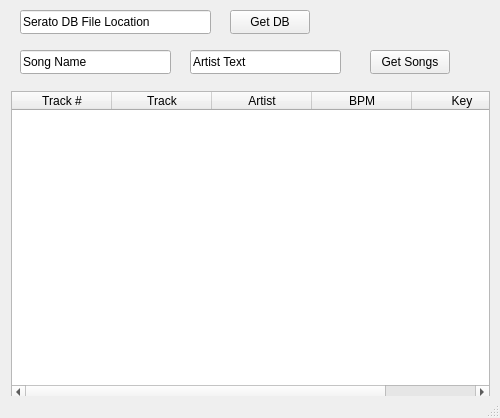
Old version of the form oscillator.ui in the repository mattnits/Oscillator-Desktop.
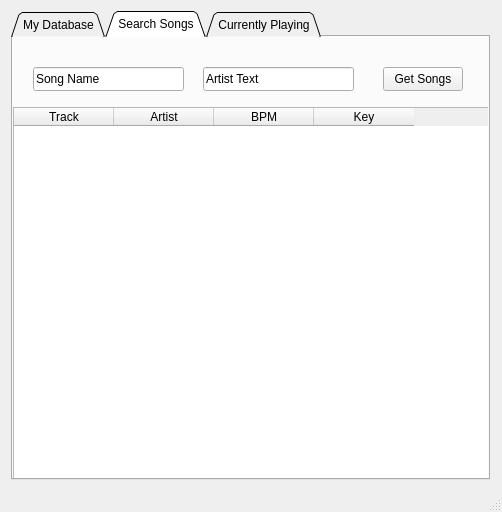
New version of the form.

```diff
--- a/oscillator.ui
+++ b/oscillator.ui
@@ -6,8 +6,8 @@
    <rect>
     <x>0</x>
     <y>0</y>
-    <width>500</width>
-    <height>418</height>
+    <width>502</width>
+    <height>512</height>
    </rect>
   </property>
   <property name="windowTitle">
@@ -18,19 +18,33 @@
     <property name="geometry">
      <rect>
       <x>0</x>
-      <y>80</y>
+      <y>0</y>
       <width>501</width>
-      <height>331</height>
+      <height>491</height>
      </rect>
     </property>
     <layout class="QVBoxLayout" name="verticalLayout">
      <item>
-      <widget class="QTableWidget" name="tableWidget">
-       <column>
-        <property name="text">
-         <string>Track #</string>
-        </property>
-       </column>
+      <widget class="QTabWidget" name="tabWidget">
+       <property name="tabShape">
+        <enum>QTabWidget::Triangular</enum>
+       </property>
+       <property name="currentIndex">
+        <number>1</number>
+       </property>
+       <widget class="QWidget" name="tab">
+        <attribute name="title">
+         <string>My Database</string>
+        </attribute>
+        <widget class="QTableWidget" name="songTable">
+         <property name="geometry">
+          <rect>
+           <x>0</x>
+           <y>110</y>
+           <width>499</width>
+           <height>351</height>
+          </rect>
+         </property>
        <column>
         <property name="text">
          <string>Track</string>
@@ -51,28 +65,12 @@
          <string>Key</string>
         </property>
        </column>
-      </widget>
-     </item>
-    </layout>
-   </widget>
-   <widget class="QPushButton" name="dbFileButton">
-    <property name="geometry">
-     <rect>
-      <x>230</x>
-      <y>10</y>
-      <width>80</width>
-      <height>24</height>
-     </rect>
-    </property>
-    <property name="text">
-     <string>Get DB</string>
-    </property>
    </widget>
    <widget class="QLineEdit" name="dbFileText">
     <property name="geometry">
      <rect>
       <x>20</x>
-      <y>10</y>
+           <y>20</y>
       <width>191</width>
       <height>24</height>
      </rect>
@@ -87,11 +85,72 @@
      <number>100</number>
     </property>
    </widget>
+        <widget class="QPushButton" name="dbOpenFile">
+         <property name="geometry">
+          <rect>
+           <x>240</x>
+           <y>20</y>
+           <width>80</width>
+           <height>24</height>
+          </rect>
+         </property>
+         <property name="text">
+          <string>Open File</string>
+         </property>
+        </widget>
+        <widget class="QPushButton" name="dbFileButton">
+         <property name="geometry">
+          <rect>
+           <x>390</x>
+           <y>20</y>
+           <width>80</width>
+           <height>24</height>
+          </rect>
+         </property>
+         <property name="text">
+          <string>Get DB</string>
+         </property>
+        </widget>
+       </widget>
+       <widget class="QWidget" name="tab_2">
+        <attribute name="title">
+         <string>Search Songs</string>
+        </attribute>
+        <widget class="QTableWidget" name="searchTable">
+         <property name="geometry">
+          <rect>
+           <x>0</x>
+           <y>70</y>
+           <width>499</width>
+           <height>391</height>
+          </rect>
+         </property>
+         <column>
+          <property name="text">
+           <string>Track</string>
+          </property>
+         </column>
+         <column>
+          <property name="text">
+           <string>Artist</string>
+          </property>
+         </column>
+         <column>
+          <property name="text">
+           <string>BPM</string>
+          </property>
+         </column>
+         <column>
+          <property name="text">
+           <string>Key</string>
+          </property>
+         </column>
+        </widget>
    <widget class="QLineEdit" name="songText">
     <property name="geometry">
      <rect>
       <x>20</x>
-      <y>50</y>
+           <y>30</y>
       <width>151</width>
       <height>24</height>
      </rect>
@@ -113,7 +172,7 @@
     <property name="geometry">
      <rect>
       <x>190</x>
-      <y>50</y>
+           <y>30</y>
       <width>151</width>
       <height>24</height>
      </rect>
@@ -135,7 +194,7 @@
     <property name="geometry">
      <rect>
       <x>370</x>
-      <y>50</y>
+           <y>30</y>
       <width>80</width>
       <height>24</height>
      </rect>
@@ -143,6 +202,38 @@
     <property name="text">
      <string>Get Songs</string>
     </property>
+        </widget>
+       </widget>
+       <widget class="QWidget" name="tab_5">
+        <attribute name="title">
+         <string>Currently Playing</string>
+        </attribute>
+        <widget class="QLabel" name="comingSoonLabel">
+         <property name="geometry">
+          <rect>
+           <x>130</x>
+           <y>100</y>
+           <width>211</width>
+           <height>61</height>
+          </rect>
+         </property>
+         <property name="font">
+          <font>
+           <family>Sans Serif</family>
+           <pointsize>20</pointsize>
+          </font>
+         </property>
+         <property name="text">
+          <string>COMING SOON</string>
+         </property>
+         <property name="alignment">
+          <set>Qt::AlignCenter</set>
+         </property>
+        </widget>
+       </widget>
+      </widget>
+     </item>
+    </layout>
    </widget>
   </widget>
   <widget class="QStatusBar" name="statusBar"/>
```
Left out of the diff: 3 changed lines with no effect on the pictures. Lines whose indentation alone changed are shown as unchanged.
